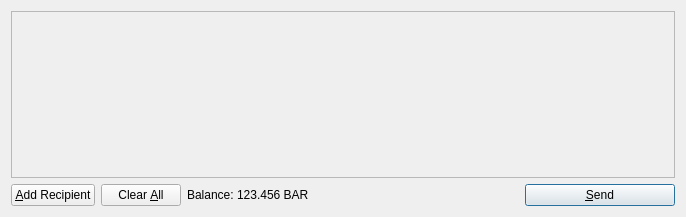
The window that src/qt/forms/sendcoinsdialog.ui (zvcoin/zvcoin) describes before a commit, drawn with Qt 5.
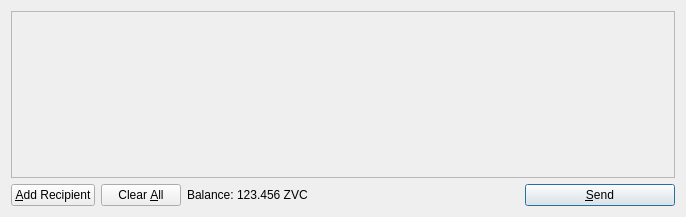
The same window after the commit. Icons and pictures are not drawn.

```diff
--- a/src/qt/forms/sendcoinsdialog.ui
+++ b/src/qt/forms/sendcoinsdialog.ui
@@ -119,7 +119,7 @@
           <cursorShape>IBeamCursor</cursorShape>
          </property>
          <property name="text">
-          <string>123.456 BAR</string>
+          <string>123.456 ZVC</string>
          </property>
          <property name="textInteractionFlags">
           <set>Qt::LinksAccessibleByMouse|Qt::TextSelectableByKeyboard|Qt::TextSelectableByMouse</set>
```
